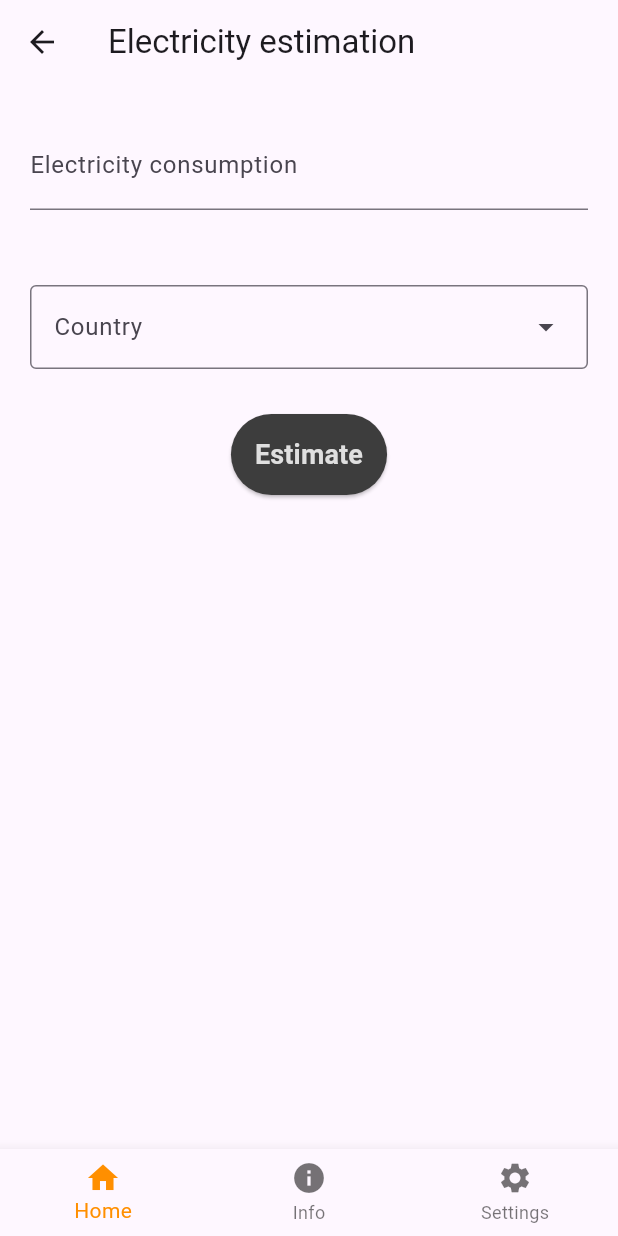
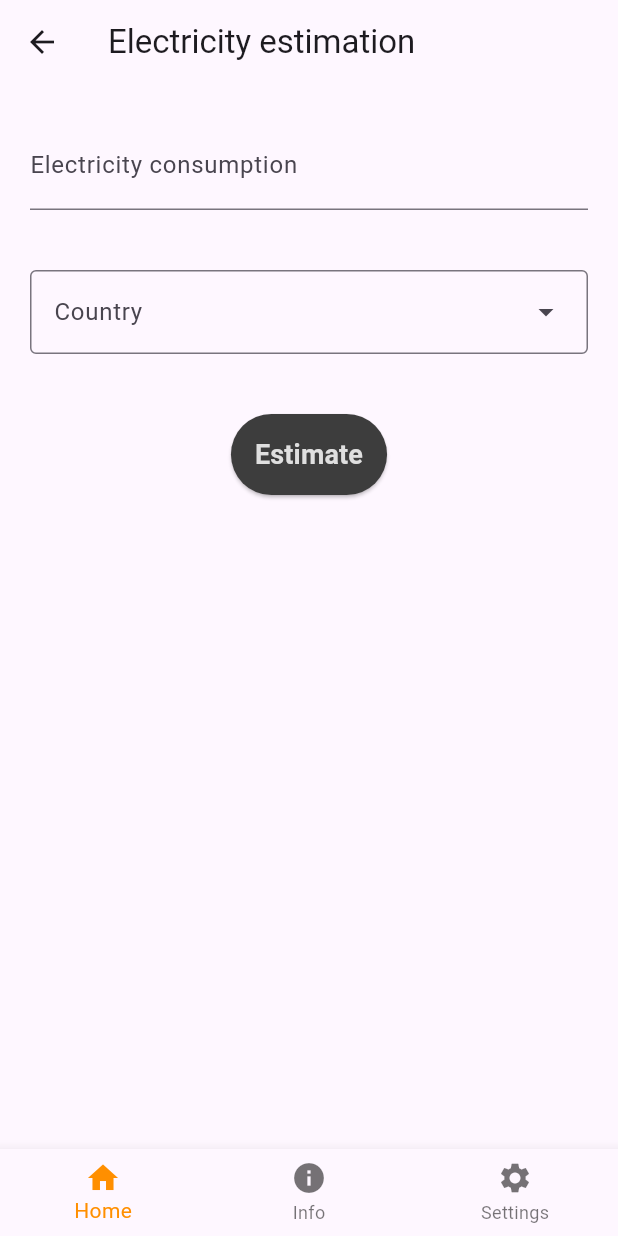
Before and after one commit to Gabritorre/impakt, a Flutter app: the screen it shows after launch, after a tap on the "electric bolt" icon, on a phone screen of 412 x 824 dp. Run offline on Flutter 3.47's test engine with Material 3 defaults, Android fonts, the phone set to English and light mode, and no system bars; our stand-ins replace flutter_dotenv, shared_preferences; network calls fail.

Commit message:
Adjust spacing

```diff
--- a/lib/src/estimate/electricity.dart
+++ b/lib/src/estimate/electricity.dart
@@ -65,7 +65,7 @@ class _ElectricityEstimationViewState extends State<ElectricityEstimationView> {
 												},
 											),
 										),
-										const SizedBox(height: 20),
+										const SizedBox(height: 10),
 										Padding(
 											padding: const EdgeInsets.symmetric(horizontal: 20, vertical: 15),
 											child: CountrySelectorField(
@@ -75,6 +75,7 @@ class _ElectricityEstimationViewState extends State<ElectricityEstimationView> {
 												},
 											)
 										),
+										const SizedBox(height: 10),
 										Padding(
 											padding: const EdgeInsets.symmetric(vertical: 15),
 											child: ElevatedButton(
--- a/lib/src/estimate/shipping.dart
+++ b/lib/src/estimate/shipping.dart
@@ -86,7 +86,7 @@ class _ShippingEstimationViewState extends State<ShippingEstimationView> {
 												labelText: 'Distance',
 											),
 										),
-										const SizedBox(height: 20),
+										const SizedBox(height: 10),
 										Padding(
 											padding: const EdgeInsets.symmetric(horizontal: 20, vertical: 15),
 											child: SelectorField(
@@ -98,6 +98,7 @@ class _ShippingEstimationViewState extends State<ShippingEstimationView> {
 												dropdownMenuEntries: Storage.getTransportMethods().map(Option.asDropdownMenuEntry).toList(),
 											)
 										),
+										const SizedBox(height: 10),
 										Padding(
 											padding: const EdgeInsets.symmetric(vertical: 15),
 											child: ElevatedButton(
--- a/lib/src/estimate/vehicle.dart
+++ b/lib/src/estimate/vehicle.dart
@@ -115,7 +115,7 @@ class _VehicleEstimationViewState extends State<VehicleEstimationView> {
 												},
 											),
 										),
-										const SizedBox(height: 20),
+										const SizedBox(height: 10),
 										Padding(
 											padding: const EdgeInsets.symmetric(horizontal: 20, vertical: 15),
 											child: ValueListenableBuilder<List<Option>>(
@@ -132,7 +132,7 @@ class _VehicleEstimationViewState extends State<VehicleEstimationView> {
 												},
 											),
 										),
-										const SizedBox(height: 20),
+										const SizedBox(height: 10),
 										Padding(
 											padding: const EdgeInsets.symmetric(horizontal: 20, vertical: 15),
 											child: DistanceField(
@@ -145,7 +145,7 @@ class _VehicleEstimationViewState extends State<VehicleEstimationView> {
 												},
 											),
 										),
-										const SizedBox(height: 20),
+										const SizedBox(height: 10),
 										Padding(
 											padding: const EdgeInsets.symmetric(vertical: 15),
 											child: ElevatedButton(
--- a/lib/src/info/estimation_item_list_view.dart
+++ b/lib/src/info/estimation_item_list_view.dart
@@ -31,7 +31,7 @@ class EstimationListView extends StatelessWidget {
 		}
 
 		return CircleAvatar(
-			child: Icon(icon),
+			child: Icon(icon, size: 32.0),
 		);
 	}
 
@@ -49,15 +49,23 @@ class EstimationListView extends StatelessWidget {
 					final item = items[index];
 
 					return ListTile(
-						title: Text('${item.type} estimation'),
-						leading: getAvatarForEstimation(item.type),
+						title: Text(
+							'${item.type} estimation',
+							style: const TextStyle(fontSize: 18),
+						),
+						leading: SizedBox(
+							width: 50,
+							height: 50,
+							child: getAvatarForEstimation(item.type),
+						),
 						onTap: () {
 							Navigator.pushNamed(
 								context,
 								EstimationItemDetailsView.routeName,
 								arguments: {'type': item.type},
 							);
-						}
+						},
+						contentPadding: const EdgeInsets.all(8),
 					);
 				},
 			),
```
Also changed, not shown: lib/src/estimate/flight.dart (+4 -4 lines).
